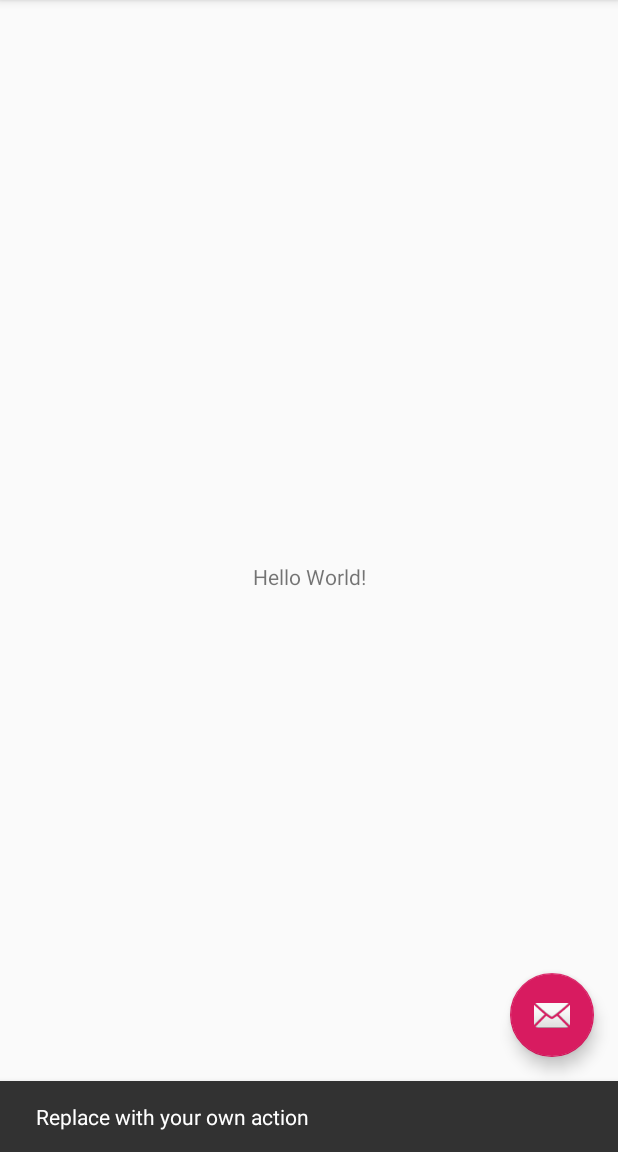
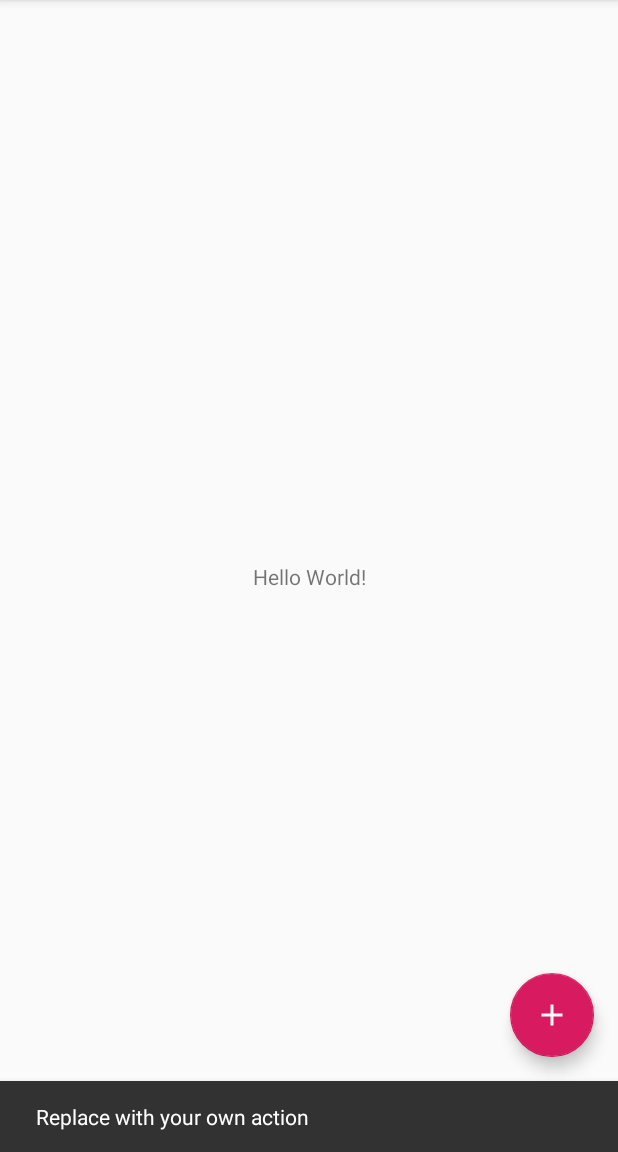
Before and after one commit to ryonryon/ciccc-android, an Android app: the screen it shows after launch (MainActivity), after a tap on an icon or button, on a phone screen of 412 x 824 dp, the part 84-1236 px from its top. Run offline under Robolectric (Android 15) with nearby library versions, the phone set to English and light mode, and no system bars.

```diff
--- a/android/RecyclerView/app/src/main/java/com/ryotogashi/recyclerview/MainActivity.java
+++ b/android/RecyclerView/app/src/main/java/com/ryotogashi/recyclerview/MainActivity.java
@@ -9,7 +9,10 @@ import android.view.View;
 import android.view.Menu;
 import android.view.MenuItem;
 
+import java.util.LinkedList;
+
 public class MainActivity extends AppCompatActivity {
+    private final LinkedList<String> mWordList = new LinkedList<>();
 
     @Override
     protected void onCreate(Bundle savedInstanceState) {
@@ -26,6 +29,10 @@ public class MainActivity extends AppCompatActivity {
                         .setAction("Action", null).show();
             }
         });
+
+        for (int i = 0; i < 20; i++) {
+            mWordList.addLast("Word " + i);
+        }
     }
 
     @Override
--- /dev/null
+++ b/android/RecyclerView/app/src/main/res/drawable-anydpi/ic_add_for_fab.xml
@@ -0,0 +1,10 @@
+<vector xmlns:android="http://schemas.android.com/apk/res/android"
+    android:width="24dp"
+    android:height="24dp"
+    android:viewportWidth="24"
+    android:viewportHeight="24"
+    android:tint="#FFFFFF">
+    <path
+        android:fillColor="#FF000000"
+        android:pathData="M19,13h-6v6h-2v-6H5v-2h6V5h2v6h6v2z"/>
+</vector>
--- a/android/RecyclerView/app/src/main/res/layout/activity_main.xml
+++ b/android/RecyclerView/app/src/main/res/layout/activity_main.xml
@@ -28,6 +28,6 @@
         android:layout_height="wrap_content"
         android:layout_gravity="bottom|end"
         android:layout_margin="@dimen/fab_margin"
-        app:srcCompat="@android:drawable/ic_dialog_email" />
+        android:src="@drawable/ic_add_for_fab"/>
 
 </android.support.design.widget.CoordinatorLayout>
```
Also changed, not shown: android/RecyclerView/app/src/main/res/drawable-hdpi/ic_add_for_fab.png (added), android/RecyclerView/app/src/main/res/drawable-mdpi/ic_add_for_fab.png (added), android/RecyclerView/app/src/main/res/drawable-xhdpi/ic_add_for_fab.png (added), android/RecyclerView/app/src/main/res/drawable-xxhdpi/ic_add_for_fab.png (added).
